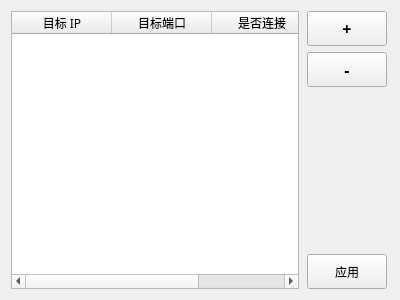
Old version of the form ExportScannerInfo/TCPC_AddConnect.ui in the repository 2782694792/InfoTransAssistant.
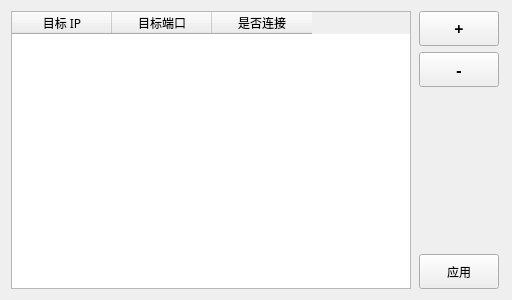
New version of the form.

What changed in the file:
```diff
--- a/ExportScannerInfo/TCPC_AddConnect.ui
+++ b/ExportScannerInfo/TCPC_AddConnect.ui
@@ -6,7 +6,7 @@
    <rect>
     <x>0</x>
     <y>0</y>
-    <width>400</width>
+    <width>512</width>
     <height>300</height>
    </rect>
   </property>
```
